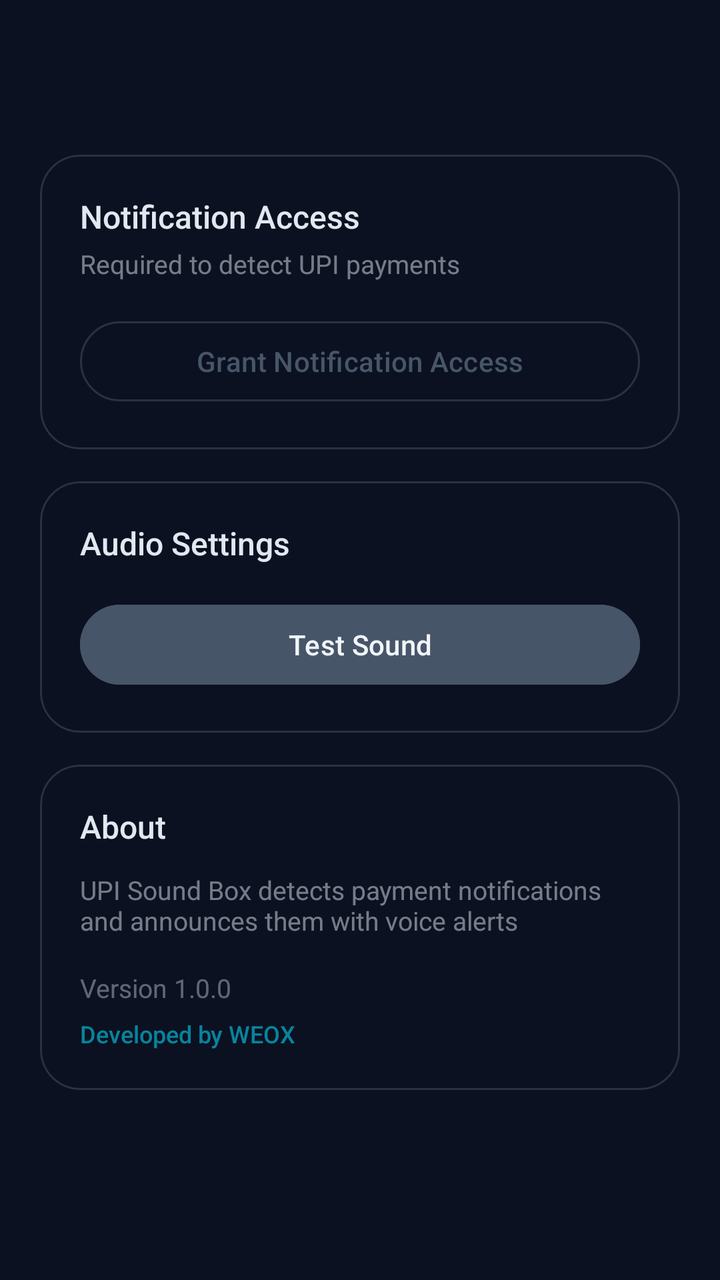
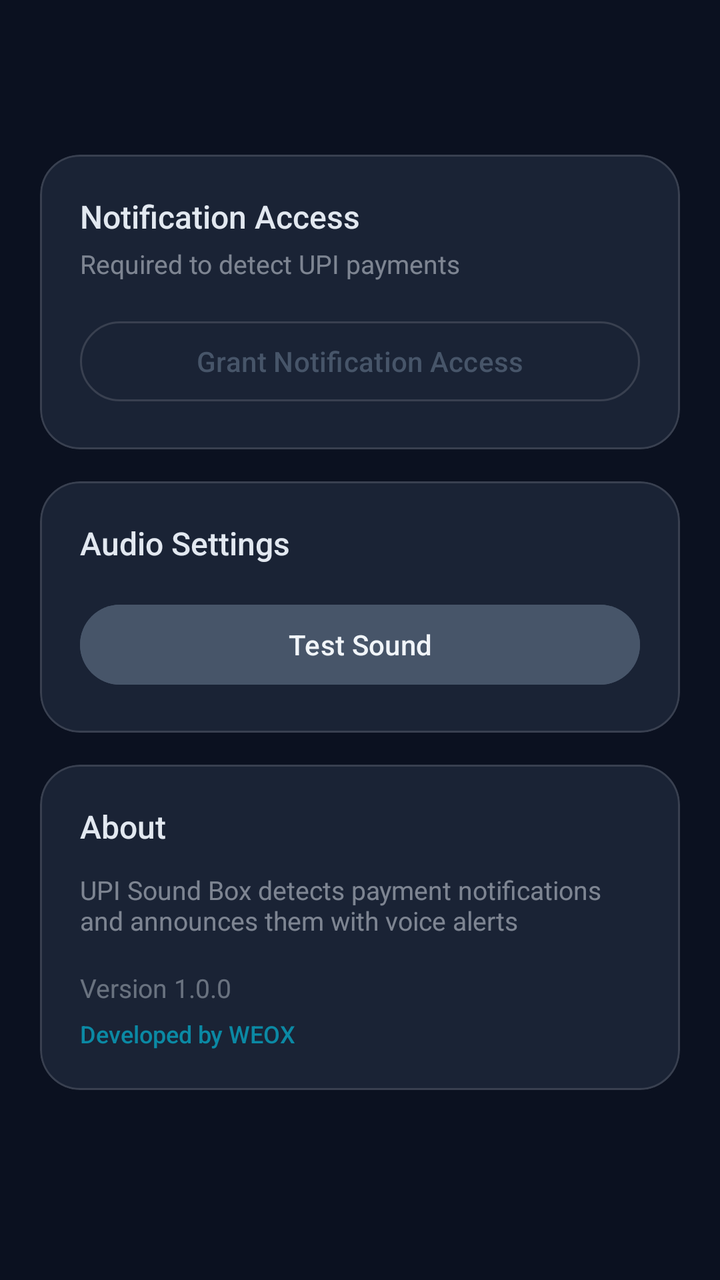

Screens rendered from an Android XML layout before and after an edit, with the pre-edit source and the edit as a unified diff.
<!-- AndroidManifest.xml: application theme Theme.UPISoundBox -->
<!-- res/layout/fragment_settings.xml -->
<?xml version="1.0" encoding="utf-8"?>
<androidx.core.widget.NestedScrollView xmlns:android="http://schemas.android.com/apk/res/android"
    xmlns:app="http://schemas.android.com/apk/res-auto"
    android:layout_width="match_parent"
    android:layout_height="match_parent"
    android:overScrollMode="never"
    android:clipToPadding="false"
    android:paddingBottom="20dp">

    <LinearLayout
        android:layout_width="match_parent"
        android:layout_height="wrap_content"
        android:orientation="vertical"
        android:paddingHorizontal="20dp"
        android:paddingTop="8dp"
        android:paddingBottom="16dp">

        <TextView
            android:layout_width="wrap_content"
            android:layout_height="wrap_content"
            android:text="@string/settings_title"
            android:textSize="28sp"
            android:textColor="@color/on_surface_dark"
            android:fontFamily="sans-serif-light"
            android:letterSpacing="-0.5"
            android:layout_marginTop="8dp"
            android:layout_marginBottom="24dp" />

        <com.google.android.material.card.MaterialCardView
            android:layout_width="match_parent"
            android:layout_height="wrap_content"
            app:cardBackgroundColor="@color/surface_glass_dark"
            app:cardCornerRadius="20dp"
            app:cardElevation="0dp"
            app:contentPadding="20dp"
            app:strokeColor="@color/outline_dark"
            app:strokeWidth="1dp"
            android:layout_marginBottom="16dp">

            <LinearLayout
                android:layout_width="match_parent"
                android:layout_height="wrap_content"
                android:orientation="vertical">

                <TextView
                    android:layout_width="wrap_content"
                    android:layout_height="wrap_content"
                    android:text="@string/notification_access"
                    android:textSize="16sp"
                    android:textColor="@color/on_surface_dark"
                    android:fontFamily="sans-serif-medium"
                    android:layout_marginBottom="4dp" />

                <TextView
                    android:layout_width="wrap_content"
                    android:layout_height="wrap_content"
                    android:text="@string/notification_access_desc"
                    android:textSize="13sp"
                    android:textColor="@color/on_surface_dark"
                    android:alpha="0.5"
                    android:fontFamily="sans-serif"
                    android:layout_marginBottom="16dp" />

                <com.google.android.material.button.MaterialButton
                    android:id="@+id/btn_grant_access"
                    style="@style/Widget.Material3.Button.OutlinedButton"
                    android:layout_width="match_parent"
                    android:layout_height="48dp"
                    android:text="@string/grant_notification_access"
                    android:textSize="14sp"
                    android:icon="@drawable/ic_notification"
                    app:iconGravity="textStart"
                    app:iconPadding="8dp" />
            </LinearLayout>
        </com.google.android.material.card.MaterialCardView>

        <com.google.android.material.card.MaterialCardView
            android:layout_width="match_parent"
            android:layout_height="wrap_content"
            app:cardBackgroundColor="@color/surface_glass_dark"
            app:cardCornerRadius="20dp"
            app:cardElevation="0dp"
            app:contentPadding="20dp"
            app:strokeColor="@color/outline_dark"
            app:strokeWidth="1dp"
            android:layout_marginBottom="16dp">

            <LinearLayout
                android:layout_width="match_parent"
                android:layout_height="wrap_content"
                android:orientation="vertical">

                <TextView
                    android:layout_width="wrap_content"
                    android:layout_height="wrap_content"
                    android:text="@string/audio_settings"
                    android:textSize="16sp"
                    android:textColor="@color/on_surface_dark"
                    android:fontFamily="sans-serif-medium"
                    android:layout_marginBottom="16dp" />

                <com.google.android.material.button.MaterialButton
                    android:id="@+id/btn_test_sound"
                    style="@style/Widget.Material3.Button"
                    android:layout_width="match_parent"
                    android:layout_height="48dp"
                    android:text="@string/test_sound"
                    android:textSize="14sp"
                    android:backgroundTint="@color/primary_40"
                    android:icon="@drawable/ic_volume"
                    app:iconGravity="textStart"
                    app:iconPadding="8dp" />
            </LinearLayout>
        </com.google.android.material.card.MaterialCardView>

        <com.google.android.material.card.MaterialCardView
            android:layout_width="match_parent"
            android:layout_height="wrap_content"
            app:cardBackgroundColor="@color/surface_glass_dark"
            app:cardCornerRadius="20dp"
            app:cardElevation="0dp"
            app:contentPadding="20dp"
            app:strokeColor="@color/outline_dark"
            app:strokeWidth="1dp">

            <LinearLayout
                android:layout_width="match_parent"
                android:layout_height="wrap_content"
                android:orientation="vertical">

                <TextView
                    android:layout_width="wrap_content"
                    android:layout_height="wrap_content"
                    android:text="@string/about"
                    android:textSize="16sp"
                    android:textColor="@color/on_surface_dark"
                    android:fontFamily="sans-serif-medium"
                    android:layout_marginBottom="12dp" />

                <TextView
                    android:layout_width="wrap_content"
                    android:layout_height="wrap_content"
                    android:text="@string/app_info"
                    android:textSize="13sp"
                    android:textColor="@color/on_surface_dark"
                    android:alpha="0.5"
                    android:fontFamily="sans-serif"
                    android:layout_marginBottom="16dp" />

                <TextView
                    android:id="@+id/tv_version"
                    android:layout_width="wrap_content"
                    android:layout_height="wrap_content"
                    android:text="Version 1.0.0"
                    android:textSize="13sp"
                    android:textColor="@color/on_surface_dark"
                    android:alpha="0.4"
                    android:fontFamily="sans-serif" />

                <TextView
                    android:layout_width="wrap_content"
                    android:layout_height="wrap_content"
                    android:text="@string/developed_by"
                    android:textSize="12sp"
                    android:textColor="@color/accent_cyan"
                    android:alpha="0.7"
                    android:fontFamily="sans-serif-medium"
                    android:layout_marginTop="6dp" />
            </LinearLayout>
        </com.google.android.material.card.MaterialCardView>

    </LinearLayout>
</androidx.core.widget.NestedScrollView>
<!-- resources referenced by this layout -->
<resources>
  <color name="accent_cyan">#06B6D4</color>
  <color name="on_surface_dark">#E2E8F0</color>
  <color name="outline_dark">#22FFFFFF</color>
  <color name="primary_40">#475569</color>
  <!-- drawable ic_notification (drawable) -->
  <?xml version="1.0" encoding="utf-8"?>
  <vector xmlns:android="http://schemas.android.com/apk/res/android"
      android:width="24dp"
      android:height="24dp"
      android:viewportWidth="24"
      android:viewportHeight="24"
      android:tint="?attr/colorOnSurface">
      <path
          android:fillColor="@android:color/white"
          android:pathData="M12,22c1.1,0 2,-0.9 2,-2h-4C10,21.1 10.9,22 12,22zM18,16.11l-1.78,-1.11C16.07,14.83 16,14.42 16,14c0,-2.5 -2,-4 -4,-4s-4,1.5 -4,4c0,0.42 0.07,0.83 0.22,1.11L6,16.11C4.37,16.89 4,18.33 4.73,19.73l1.42,1.42C6.59,21.67 7.37,21.89 8,21.41l5.06,-2.83L18,21.41C18.63,21.89 19.41,21.67 19.85,21.15l1.42,-1.42C20,18.33 19.63,16.89 18,16.11zM12,6c1.11,0 2,0.89 2,2c0,1.11 -0.89,2 -2,2s-2,-0.89 -2,-2C10,6.89 10.89,6 12,6z" />
  </vector>
  <!-- drawable ic_volume (drawable) -->
  <?xml version="1.0" encoding="utf-8"?>
  <vector xmlns:android="http://schemas.android.com/apk/res/android"
      android:width="24dp"
      android:height="24dp"
      android:viewportWidth="24"
      android:viewportHeight="24"
      android:tint="?attr/colorOnSurface">
      <path
          android:fillColor="@android:color/white"
          android:pathData="M3,9v6h4l5,5L12,4L7,9L3,9zM16.5,12c0,-1.77 -1.02,-3.29 -2.5,-4.03v8.05c1.48,-0.73 2.5,-2.25 2.5,-4.02zM14,3.23v2.06c2.89,0.86 5,3.54 5,6.71s-2.11,5.85 -5,6.71v2.06c4.01,-0.91 7,-4.49 7,-8.77s-2.99,-7.86 -7,-8.77z" />
  </vector>
  <string name="about">About</string>
  <string name="app_info">UPI Sound Box detects payment notifications and announces them with voice alerts</string>
  <string name="audio_settings">Audio Settings</string>
  <string name="developed_by">Developed by WEOX</string>
  <string name="grant_notification_access">Grant Notification Access</string>
  <string name="notification_access">Notification Access</string>
  <string name="notification_access_desc">Required to detect UPI payments</string>
  <string name="settings_title">Settings</string>
  <string name="test_sound">Test Sound</string>
  <style name="Theme.UPISoundBox" parent="Theme.Material3.DayNight.NoActionBar">
          <item name="colorPrimary">@color/primary_40</item>
          <item name="colorPrimaryVariant">@color/primary_30</item>
          <item name="colorOnPrimary">@color/on_primary_dark</item>
          <item name="colorSecondary">@color/accent_cyan</item>
          <item name="colorSecondaryVariant">@color/accent_violet</item>
          <item name="colorOnSecondary">@color/primary_10</item>
          <item name="colorError">@color/error</item>
          <item name="colorOnError">@color/white</item>
          <item name="android:colorBackground">@color/surface_dark</item>
          <item name="colorSurface">@color/surface_dark</item>
          <item name="colorOnSurface">@color/on_surface_dark</item>
          <item name="colorOutline">@color/outline_dark</item>
          <item name="android:statusBarColor">@android:color/transparent</item>
          <item name="android:navigationBarColor">@android:color/transparent</item>
          <item name="android:windowLightStatusBar">false</item>
          <item name="android:windowLightNavigationBar">false</item>
          <item name="android:windowTranslucentStatus">true</item>
          <item name="android:windowTranslucentNavigation">true</item>
          <item name="android:enforceNavigationBarContrast">false</item>
          <item name="android:enforceStatusBarContrast">false</item>
      </style>
  <color name="primary_30">#334155</color>
  <color name="on_primary_dark">#F1F5F9</color>
  <color name="accent_violet">#8B5CF6</color>
  <color name="primary_10">#0F172A</color>
  <color name="error">#EF4444</color>
  <color name="white">#FFFFFFFF</color>
  <color name="surface_dark">#0B1120</color>
</resources>

<!-- the commit's change to res/layout/fragment_settings.xml (unified diff, before → after) -->
@@ -29,7 +29,7 @@
         <com.google.android.material.card.MaterialCardView
             android:layout_width="match_parent"
             android:layout_height="wrap_content"
-            app:cardBackgroundColor="@color/surface_glass_dark"
+            app:cardBackgroundColor="@color/surface_glass"
             app:cardCornerRadius="20dp"
             app:cardElevation="0dp"
             app:contentPadding="20dp"
@@ -77,7 +77,7 @@
         <com.google.android.material.card.MaterialCardView
             android:layout_width="match_parent"
             android:layout_height="wrap_content"
-            app:cardBackgroundColor="@color/surface_glass_dark"
+            app:cardBackgroundColor="@color/surface_glass"
             app:cardCornerRadius="20dp"
             app:cardElevation="0dp"
             app:contentPadding="20dp"
@@ -116,7 +116,7 @@
         <com.google.android.material.card.MaterialCardView
             android:layout_width="match_parent"
             android:layout_height="wrap_content"
-            app:cardBackgroundColor="@color/surface_glass_dark"
+            app:cardBackgroundColor="@color/surface_glass"
             app:cardCornerRadius="20dp"
             app:cardElevation="0dp"
             app:contentPadding="20dp"
<!-- resource entries referenced after the edit -->
@@ -4,6 +4,7 @@
   <color name="on_surface_dark">#E2E8F0</color>
   <color name="outline_dark">#22FFFFFF</color>
   <color name="primary_40">#475569</color>
+  <color name="surface_glass">#CC1E293B</color>
   <!-- drawable ic_notification (drawable) -->
   <?xml version="1.0" encoding="utf-8"?>
   <vector xmlns:android="http://schemas.android.com/apk/res/android"
